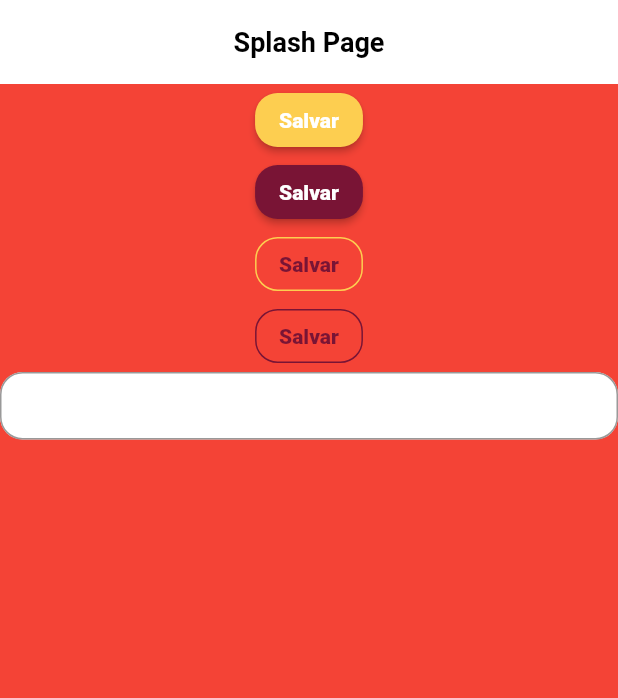
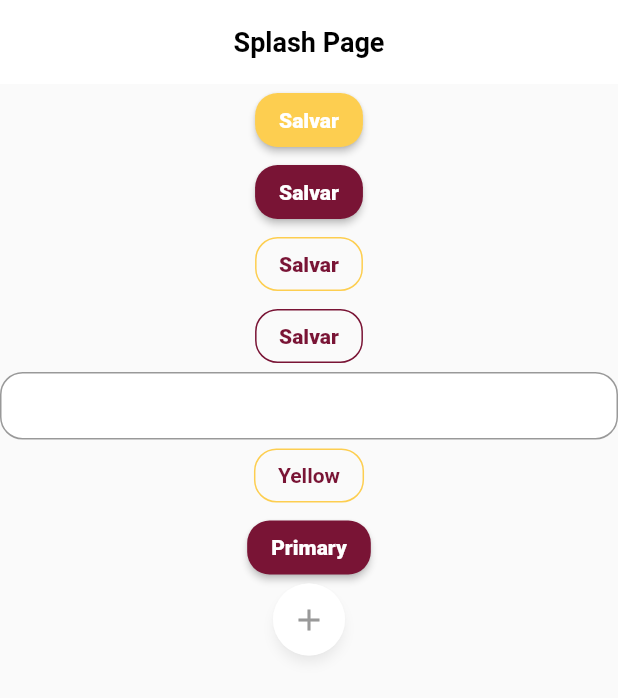
Before and after one commit to WilliamJSS/fwc_album_app, a Flutter app: the screen it shows after launch, on a phone screen of 412 x 824 dp. Shown: the top 698 px of the screen. Run offline on Flutter 3.47's test engine with Material 2 defaults, Android fonts, the phone set to English and light mode, and no system bars; Roboto replaces fonts that are missing (Poppins).

Commit message:
feat: criados componentes de botões

```diff
--- /dev/null
+++ b/lib/app/core/ui/components/button.dart
@@ -0,0 +1,59 @@
+import 'package:flutter/material.dart';
+import 'package:fwc_album_app/app/core/ui/styles/button_styles.dart';
+import 'package:fwc_album_app/app/core/ui/styles/text_styles.dart';
+
+class Button extends StatelessWidget {
+  final ButtonStyle style;
+  final TextStyle labelStyle;
+  final String label;
+  final double? width;
+  final double? height;
+  final VoidCallback? onPressed;
+  final bool outlined;
+
+  const Button({
+    super.key,
+    required this.style,
+    required this.labelStyle,
+    required this.label,
+    this.width,
+    this.height,
+    this.onPressed,
+    this.outlined = false,
+  });
+
+  Button.primary({
+    super.key,
+    required this.label,
+    this.width,
+    this.height,
+    this.onPressed,
+  })  : style = ButtonStyles.instance.primaryButton,
+        labelStyle = TextStyles.instance.textSecondaryFontExtraBold,
+        outlined = false;
+
+  @override
+  Widget build(BuildContext context) {
+    final labelText = Text(
+      label,
+      style: labelStyle,
+      overflow: TextOverflow.ellipsis,
+    );
+
+    return SizedBox(
+      width: width,
+      height: height,
+      child: outlined
+          ? OutlinedButton(
+              onPressed: onPressed,
+              style: style,
+              child: labelText,
+            )
+          : ElevatedButton(
+              onPressed: onPressed,
+              style: style,
+              child: labelText,
+            ),
+    );
+  }
+}
--- /dev/null
+++ b/lib/app/core/ui/components/rounded_button.dart
@@ -0,0 +1,37 @@
+import 'package:flutter/material.dart';
+import 'package:flutter/src/widgets/container.dart';
+import 'package:flutter/src/widgets/framework.dart';
+import 'package:fwc_album_app/app/core/ui/styles/colors_app.dart';
+
+class RoundedButton extends StatelessWidget {
+  final IconData icon;
+  final VoidCallback onPressed;
+
+  const RoundedButton({
+    super.key,
+    required this.icon,
+    required this.onPressed,
+  });
+
+  @override
+  Widget build(BuildContext context) {
+    return Material(
+      elevation: 3,
+      shadowColor: Colors.grey.withOpacity(0.2),
+      shape: const CircleBorder(),
+      child: DecoratedBox(
+        decoration: const BoxDecoration(
+          shape: BoxShape.circle,
+          color: Colors.white,
+        ),
+        child: IconButton(
+          icon: Icon(
+            icon,
+            color: context.colors.greyDark,
+          ),
+          onPressed: onPressed,
+        ),
+      ),
+    );
+  }
+}
--- a/lib/app/pages/splash/splash_page.dart
+++ b/lib/app/pages/splash/splash_page.dart
@@ -1,13 +1,21 @@
 import 'package:flutter/material.dart';
+import 'package:fwc_album_app/app/core/ui/components/button.dart';
+import 'package:fwc_album_app/app/core/ui/components/rounded_button.dart';
 import 'package:fwc_album_app/app/core/ui/styles/button_styles.dart';
+import 'package:fwc_album_app/app/core/ui/styles/text_styles.dart';
 
-class SplashPage extends StatelessWidget {
+class SplashPage extends StatefulWidget {
   const SplashPage({super.key});
 
   @override
+  State<SplashPage> createState() => _SplashPageState();
+}
+
+class _SplashPageState extends State<SplashPage> {
+  @override
   Widget build(BuildContext context) {
     return Scaffold(
-      backgroundColor: Colors.red,
+      // backgroundColor: Colors.red,
       appBar: AppBar(
         title: const Text('Splash Page'),
       ),
@@ -35,9 +43,22 @@ class SplashPage extends StatelessWidget {
               style: context.buttonStyles.primaryOutlinedButton,
               child: const Text('Salvar'),
             ),
-            TextField(
-                // style: ,
-                ),
+            const TextField(),
+            Button(
+              onPressed: () {},
+              style: context.buttonStyles.yellowOutlinedButton,
+              labelStyle: context.textStyles.textPrimaryFontBold,
+              label: 'Yellow',
+              outlined: true,
+            ),
+            Button.primary(
+              onPressed: () {},
+              label: 'Primary',
+            ),
+            RoundedButton(
+              icon: Icons.add,
+              onPressed: () {},
+            ),
           ],
         ),
       ),
--- a/pubspec.yaml
+++ b/pubspec.yaml
@@ -36,6 +36,10 @@ dependencies:
   # The following adds the Cupertino Icons font to your application.
   # Use with the CupertinoIcons class for iOS style icons.
   cupertino_icons: ^1.0.2
+
+  # My dependencies
+  top_snackbar_flutter: ^2.1.1
+  loading_animation_widget: ^1.2.0+3
 
 dev_dependencies:
   flutter_test:
```
Also changed, not shown: pubspec.lock.
